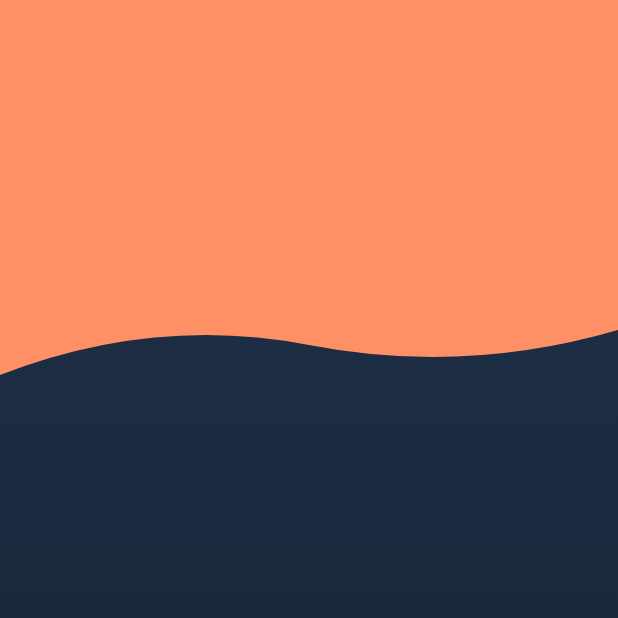
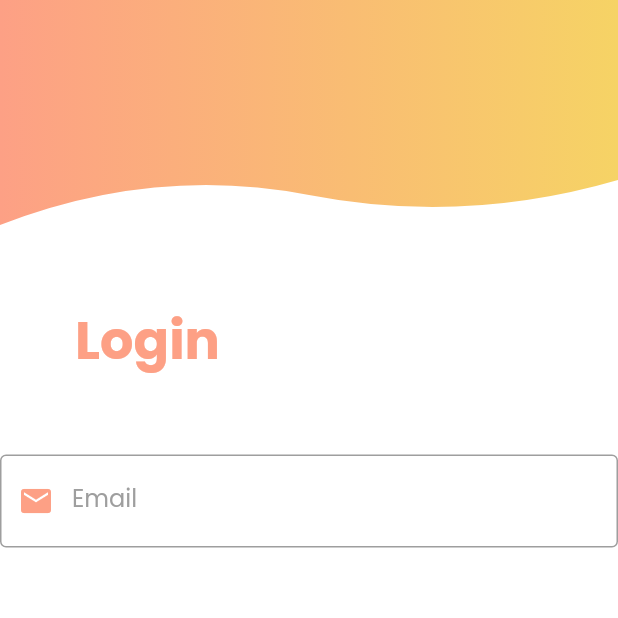
Before and after one commit to OnkarSagare27/login-screen, a Flutter app: the screen it shows after launch, on a phone screen of 412 x 824 dp, the top half of it. Run offline on Flutter 3.47's test engine with Material 2 defaults, Android fonts, the phone set to English and light mode, and no system bars; our stand-ins replace google_fonts.

Commit message:
TextField

```diff
--- a/lib/screens/login_screen.dart
+++ b/lib/screens/login_screen.dart
@@ -1,5 +1,6 @@
 import 'package:flutter/material.dart';
 import 'package:login_screen/widgets/curvePat.dart';
+import 'package:login_screen/widgets/text_field.dart';
 
 class LoginScreen extends StatefulWidget {
   const LoginScreen({Key? key});
@@ -9,23 +10,28 @@ class LoginScreen extends StatefulWidget {
 }
 
 class _LoginScreenState extends State<LoginScreen> {
+  final _controller = TextEditingController();
   @override
   Widget build(BuildContext context) {
     return Scaffold(
       body: Container(
-        decoration: const BoxDecoration(
-          gradient: LinearGradient(
-            begin: Alignment.topCenter,
-            end: Alignment.bottomCenter,
-            colors: [
-              Color.fromARGB(255, 31, 49, 73),
-              Color.fromARGB(255, 22, 33, 51)
-            ], // Adjust colors as per your preference
-          ),
-        ),
+        color: Colors.white,
         child: Column(
+          mainAxisAlignment: MainAxisAlignment.start,
+          crossAxisAlignment: CrossAxisAlignment.start,
           children: [
             CustomClipPathContainer(),
+            const Padding(
+              padding: EdgeInsets.all(50),
+              child: Text(
+                'Login',
+                style: TextStyle(
+                    color: Color(0xfffda085),
+                    fontSize: 35,
+                    fontWeight: FontWeight.bold),
+              ),
+            ),
+            MyTextField(fieldName: 'Email', myController: _controller)
           ],
         ),
       ),
--- a/lib/widgets/curvePat.dart
+++ b/lib/widgets/curvePat.dart
@@ -6,9 +6,17 @@ class CustomClipPathContainer extends StatelessWidget {
     return ClipPath(
       clipper: MyCustomClipper(),
       child: Container(
-        height: 250, // Set the height to 300
-        color: const Color.fromARGB(
-            255, 255, 144, 101), // Background color of the container
+        height: 150, // Set the height to 300
+        decoration: const BoxDecoration(
+          gradient: LinearGradient(
+            begin: Alignment.centerLeft,
+            end: Alignment.centerRight,
+            colors: [
+              Color(0xfffda085),
+              Color(0xfff6d365),
+            ],
+          ),
+        ), // Background color of the container
       ),
     );
   }
--- /dev/null
+++ b/lib/widgets/text_field.dart
@@ -0,0 +1,30 @@
+import 'package:flutter/material.dart';
+
+class MyTextField extends StatelessWidget {
+  const MyTextField({
+    super.key,
+    required this.fieldName,
+    required this.myController,
+    this.myIcon = Icons.email,
+    this.prefixIconColor = const Color(0xfffda085),
+  });
+  final TextEditingController myController;
+  final String fieldName;
+  final IconData myIcon;
+  final Color prefixIconColor;
+  @override
+  Widget build(BuildContext context) {
+    return TextFormField(
+      controller: myController,
+      decoration: InputDecoration(
+          labelText: fieldName,
+          prefixIcon: Icon(myIcon, color: prefixIconColor),
+          border: const OutlineInputBorder(
+              borderSide: BorderSide(color: Colors.grey)),
+          focusedBorder: const OutlineInputBorder(
+            borderSide: BorderSide(color: Color(0xfffda085)),
+          ),
+          labelStyle: const TextStyle(color: Colors.grey)),
+    );
+  }
+}
```
